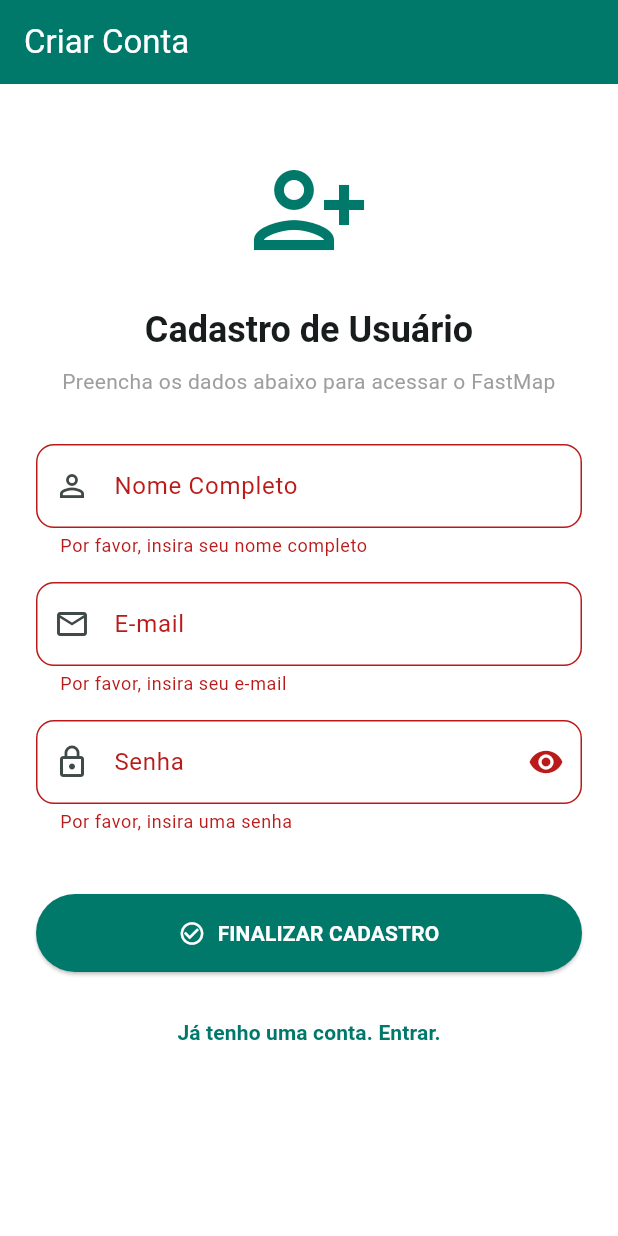
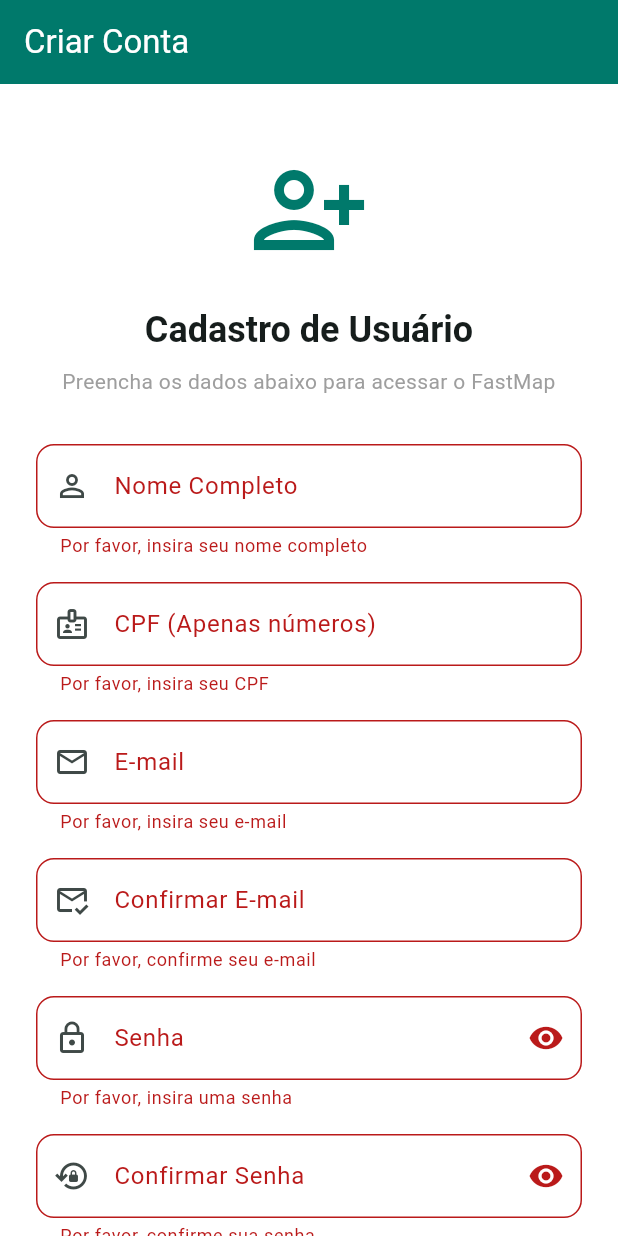
Before and after one commit to EmerSormany/fastmap_mobile, a Flutter app: the screen it shows after launch, after a tap on "Não tem uma conta? Cadastre-se", after a tap on "FINALIZAR CADASTRO", on a phone screen of 412 x 824 dp. Run offline on Flutter 3.47's test engine with Material 3 defaults, Android fonts, the phone set to English and light mode, and no system bars; our stand-ins replace flutter_map, geolocator, latlong2, supabase_flutter; accounts and stored records are empty.

Commit message:
feat: implementação de validador de cpf, pagina cadastro

```diff
--- /dev/null
+++ b/lib/core/utils/cpf_validator.dart
@@ -0,0 +1,45 @@
+abstract class CpfValidator {
+  static String? validar(String? value) {
+    if (value == null || value.trim().isEmpty) {
+      return 'Por favor, insira seu CPF';
+    }
+
+    // Remove caracteres especiais como pontos e traços
+    final cpf = value.replaceAll(RegExp(r'[^\d]'), '');
+
+    if (cpf.length != 11) {
+      return 'O CPF deve conter 11 dígitos';
+    }
+
+    // Rejeita sequências repetidas conhecidas (ex: 11111111111)
+    if (RegExp(r'^(\d)\1*$').hasMatch(cpf)) {
+      return 'CPF inválido';
+    }
+
+    // Validação do primeiro dígito verificador
+    int soma = 0;
+    for (int i = 0; i < 9; i++) {
+      soma += int.parse(cpf[i]) * (10 - i);
+    }
+    int resto = soma % 11;
+    int digito1 = resto < 2 ? 0 : 11 - resto;
+
+    if (int.parse(cpf[9]) != digito1) {
+      return 'CPF inválido';
+    }
+
+    // Validação do segundo dígito verificador
+    soma = 0;
+    for (int i = 0; i < 10; i++) {
+      soma += int.parse(cpf[i]) * (11 - i);
+    }
+    resto = soma % 11;
+    int digito2 = resto < 2 ? 0 : 11 - resto;
+
+    if (int.parse(cpf[10]) != digito2) {
+      return 'CPF inválido';
+    }
+
+    return null; // CPF Válido!
+  }
+}
--- a/lib/features/form/controllers/cadastro_controller.dart
+++ b/lib/features/form/controllers/cadastro_controller.dart
@@ -10,19 +10,36 @@ class CadastroController {
     required String nome,
     required String email,
     required String senha,
+    required String cpf,
   }) async {
     try {
-      // Mostra o loading na tela
       _showLoading(context);
 
-      // Envia os dados para o Supabase
+      // Limpa o CPF para buscar apenas números brutos
+      final cpfLimpo = cpf.replaceAll(RegExp(r'[^\d]'), '');
+
+      // 1. VERIFICAÇÃO DE CPF DUPLICADO (Direto na tabela 'perfis')
+      final cpfJaCadastrado = await _checarCpfDuplicado(cpfLimpo);
+
+      if (cpfJaCadastrado) {
+        if (context.mounted) Navigator.pop(context); // Fecha o loading
+        if (context.mounted) {
+          _showSnackBar(
+            context,
+            'Este CPF já está vinculado a outra conta.',
+            Colors.red.shade800,
+          );
+        }
+        return; // Para a execução aqui e não deixa cadastrar!
+      }
+
+      // 2. SE O CPF NÃO EXISTIR, PROSEGUE COM O CADASTRO NORMAL
       final AuthResponse res = await _client.auth.signUp(
         email: email.trim(),
         password: senha.trim(),
-        data: {'display_name': nome.trim()},
+        data: {'display_name': nome.trim(), 'cpf': cpfLimpo},
       );
 
-      // Fecha o indicador de carregamento
       if (context.mounted) Navigator.pop(context);
 
       if (res.user != null && context.mounted) {
@@ -31,8 +48,6 @@ class CadastroController {
           'Cadastro realizado com sucesso!',
           Colors.green.shade700,
         );
-
-        // Redireciona para o Login
         Navigator.pushReplacement(
           context,
           MaterialPageRoute(
@@ -41,29 +56,48 @@ class CadastroController {
         );
       }
     } on AuthException catch (e) {
-      if (context.mounted) Navigator.pop(context); // Fecha loading
-
+      if (context.mounted) Navigator.pop(context);
       final mensagem = _tratarErroSupabase(e);
-      if (context.mounted)
+      if (context.mounted) {
         _showSnackBar(context, mensagem, Colors.red.shade800);
+      }
     } catch (e) {
-      if (context.mounted) Navigator.pop(context); // Fecha loading
+      if (context.mounted) Navigator.pop(context);
       if (context.mounted) {
         _showSnackBar(
           context,
-          'Sem conexão com a internet. Verifique seu sinal.',
+          'Erro ao validar dados. Detalhe: $e',
           Colors.red.shade800,
         );
       }
     }
   }
 
+  // Função auxiliar para checar duplicidade na tabela pública de usuários/perfis
+  Future<bool> _checarCpfDuplicado(String cpf) async {
+    try {
+      final resposta = await _client
+          .from('perfis')
+          .select('cpf')
+          .eq('cpf', cpf)
+          .maybeSingle();
+
+      return resposta != null;
+    } catch (_) {
+      return false;
+    }
+  }
+
   String _tratarErroSupabase(AuthException e) {
     final erro = e.message.toLowerCase();
+
+    // O Supabase retorna "database error saving new user" quando o trigger falha (CPF Duplicado)
     if (erro.contains('already registered') ||
         erro.contains('already exists') ||
+        erro.contains('database error') ||
+        erro.contains('unexpected_failure') ||
         e.statusCode == '422') {
-      return 'Este e-mail já está cadastrado. Tente outro ou faça login.';
+      return 'E-mail ou CPF já cadastrados. Tente fazer login.';
     } else if (erro.contains('invalid email') || erro.contains('bad email')) {
       return 'O formato do e-mail digitado não é válido.';
     } else if (erro.contains('password') && erro.contains('weak')) {
--- a/lib/features/form/formulario_cadastro_screen.dart
+++ b/lib/features/form/formulario_cadastro_screen.dart
@@ -1,4 +1,5 @@
 import 'package:flutter/material.dart';
+import '../../core/utils/cpf_validator.dart';
 import 'controllers/cadastro_controller.dart';
 import 'widgets/cadastro_input_field.dart';
 import 'formulario_login_screen.dart';
@@ -15,10 +16,14 @@ class _CadastroTerrenoScreenState extends State<CadastroTerrenoScreen> {
   final _controller = CadastroController();
 
   final _nomeController = TextEditingController();
+  final _cpfController = TextEditingController(); // NOVO
   final _emailController = TextEditingController();
+  final _confirmarEmailController = TextEditingController();
   final _senhaController = TextEditingController();
+  final _confirmarSenhaController = TextEditingController();
 
   bool _obscureText = true;
+  bool _obscureConfirmText = true;
 
   void _onCadastrarPressed() {
     if (_formKey.currentState!.validate()) {
@@ -27,6 +32,7 @@ class _CadastroTerrenoScreenState extends State<CadastroTerrenoScreen> {
         nome: _nomeController.text,
         email: _emailController.text,
         senha: _senhaController.text,
+        cpf: _cpfController.text, // ADICIONADO
       );
     }
   }
@@ -34,8 +40,11 @@ class _CadastroTerrenoScreenState extends State<CadastroTerrenoScreen> {
   @override
   void dispose() {
     _nomeController.dispose();
+    _cpfController.dispose(); // NOVO
     _emailController.dispose();
+    _confirmarEmailController.dispose();
     _senhaController.dispose();
+    _confirmarSenhaController.dispose();
     super.dispose();
   }
 
@@ -79,6 +88,16 @@ class _CadastroTerrenoScreenState extends State<CadastroTerrenoScreen> {
                 ),
                 const SizedBox(height: 16),
 
+                // Campo: CPF (NOVO)
+                CadastroInputField(
+                  controller: _cpfController,
+                  label: 'CPF (Apenas números)',
+                  prefixIcon: Icons.badge_outlined,
+                  keyboardType: TextInputType.number,
+                  validator: CpfValidator.validar, // CHAMA O VALIDADOR NATIVO
+                ),
+                const SizedBox(height: 16),
+
                 // Campo: E-mail
                 CadastroInputField(
                   controller: _emailController,
@@ -88,6 +107,22 @@ class _CadastroTerrenoScreenState extends State<CadastroTerrenoScreen> {
                   validator: (value) {
                     if (value == null || value.trim().isEmpty) return 'Por favor, insira seu e-mail';
                     if (!value.contains('@') || !value.contains('.')) return 'Insira um formato de e-mail válido';
+                    return null;
+                  },
+                ),
+                const SizedBox(height: 16),
+
+                // Campo: Confirmar E-mail
+                CadastroInputField(
+                  controller: _confirmarEmailController,
+                  label: 'Confirmar E-mail',
+                  prefixIcon: Icons.mark_email_read_outlined,
+                  keyboardType: TextInputType.emailAddress,
+                  validator: (value) {
+                    if (value == null || value.trim().isEmpty) return 'Por favor, confirme seu e-mail';
+                    if (value.trim() != _emailController.text.trim()) {
+                      return 'Os e-mails informados não são iguais';
+                    }
                     return null;
                   },
                 ),
@@ -109,6 +144,26 @@ class _CadastroTerrenoScreenState extends State<CadastroTerrenoScreen> {
                     return null;
                   },
                 ),
+                const SizedBox(height: 16),
+
+                // Campo: Confirmar Senha
+                CadastroInputField(
+                  controller: _confirmarSenhaController,
+                  label: 'Confirmar Senha',
+                  prefixIcon: Icons.lock_reset_outlined,
+                  obscureText: _obscureConfirmText,
+                  suffixIcon: IconButton(
+                    icon: Icon(_obscureConfirmText ? Icons.visibility : Icons.visibility_off),
+                    onPressed: () => setState(() => _obscureConfirmText = !_obscureConfirmText),
+                  ),
+                  validator: (value) {
+                    if (value == null || value.isEmpty) return 'Por favor, confirme sua senha';
+                    if (value != _senhaController.text) {
+                      return 'As senhas informadas não são iguais';
+                    }
+                    return null;
+                  },
+                ),
                 const SizedBox(height: 40),
 
                 ElevatedButton.icon(
@@ -127,8 +182,7 @@ class _CadastroTerrenoScreenState extends State<CadastroTerrenoScreen> {
                   onPressed: () {
                     Navigator.pushReplacement(
                       context,
-                      MaterialPageRoute(builder: (context) => const FormularioLoginScreen()
-                      ),
+                      MaterialPageRoute(builder: (context) => const FormularioLoginScreen()),
                     );
                   },
                   child: Text('Já tenho uma conta. Entrar.', style: TextStyle(color: primaryColor, fontWeight: FontWeight.bold)),
```
